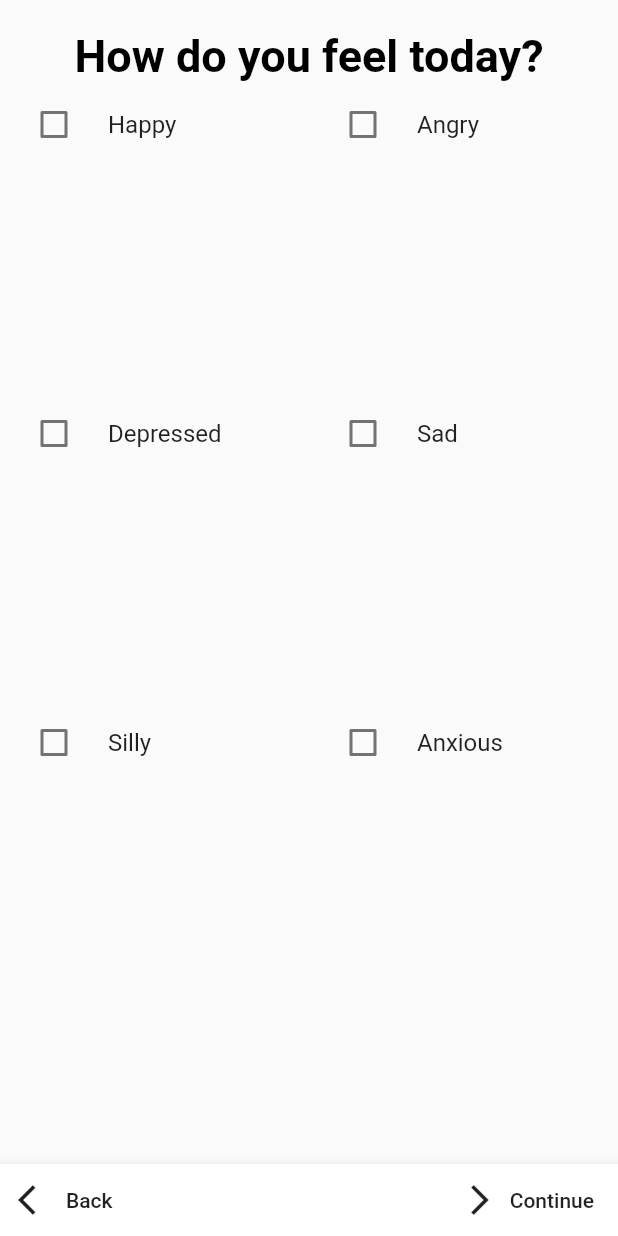
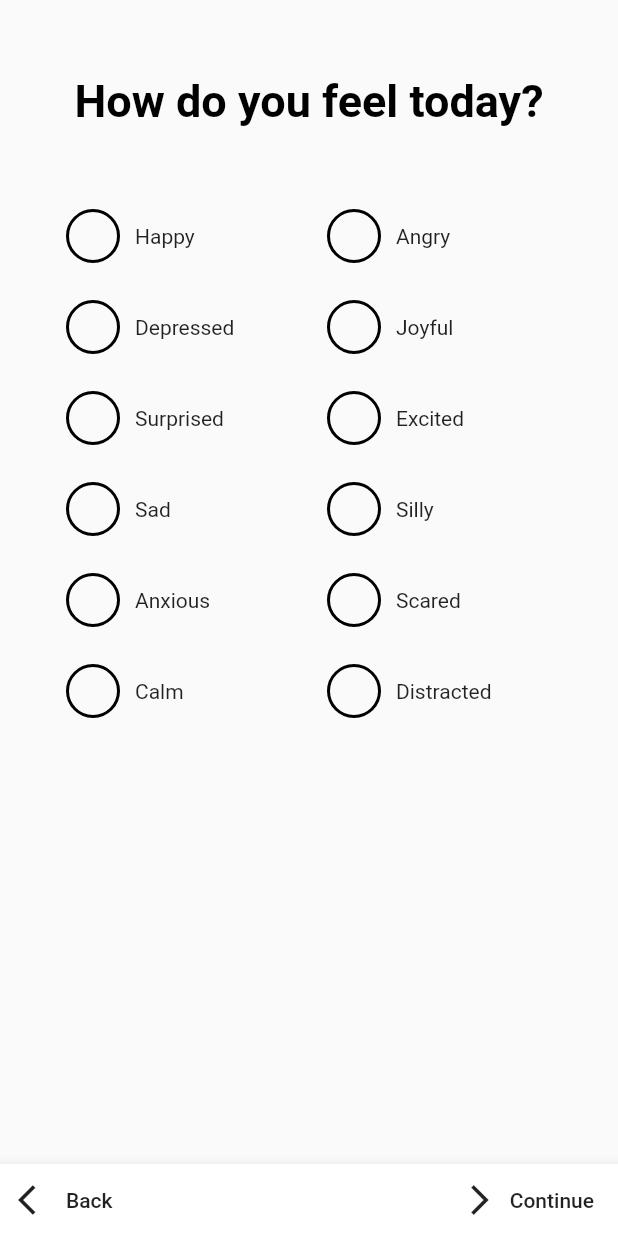
Before and after one commit to sfuentesbongenaar/shelter_in_place, a Flutter app: the Feelings screen opened directly, on a phone screen of 412 x 824 dp. Run offline on Flutter 3.47's test engine with Material 2 defaults, Android fonts, the phone set to English and light mode, and no system bars; our stand-ins replace shared_preferences; accounts and stored records are empty.

Commit message:
Rounded checkboxes for feelings question

```diff
--- a/i18n/en.json
+++ b/i18n/en.json
@@ -27,6 +27,12 @@
   "Sad": "Sad",
   "Silly": "Silly",
   "Anxious": "Anxious",
+  "Joyful": "Joyful",
+  "Surprised": "Surprised",
+  "Excited": "Excited",
+  "Scared": "Scared",
+  "Calm": "Calm",
+  "Distracted": "Distracted",
   "note today": "Add a note about today",
   "note today hint": "Today I...",
   "back": "Back"
--- a/lib/pages/questions/feelings.dart
+++ b/lib/pages/questions/feelings.dart
@@ -4,6 +4,7 @@ import 'package:flutter/material.dart';
 import 'package:provider/provider.dart';
 import 'package:shelter_in_place/models/day_model.dart';
 import 'package:shelter_in_place/pages/localization/localizations.dart';
+import 'package:shelter_in_place/pages/util/round_checkbox.dart';
 
 import 'my_bottom_bar.dart';
 import 'my_continue_button.dart';
@@ -24,27 +25,37 @@ class _FeelingsState extends State<Feelings> {
       "Happy",
       "Angry",
       "Depressed",
+      "Joyful",
+      "Surprised",
+      "Excited",
       "Sad",
       "Silly",
-      "Anxious"
+      "Anxious",
+      "Scared",
+      "Calm",
+      "Distracted"
     ];
     feelings.forEach((feeling) => answers.putIfAbsent(feeling, () => false));
 
-    GridView temp = GridView.count(
+    GridView tiles = GridView.count(
         // Create a grid with 2 columns
         crossAxisCount: 2,
+        childAspectRatio: 3,
+        padding: const EdgeInsets.all(4.0),
+        mainAxisSpacing: 4.0,
+        crossAxisSpacing: 4.0,
         // Generate 100 widgets that display their index in the List.
         children: feelings.map((String keyName) {
           return GridTile(
-              child: CheckboxListTile(
-            title: Text(AppLocalizations.of(context).translate(keyName)),
+              child: LabeledCheckbox(
+            label: AppLocalizations.of(context).translate(keyName),
+            padding: const EdgeInsets.symmetric(horizontal: 10.0),
             value: answers[keyName],
-            onChanged: (value) {
+            onChanged: (bool newValue) {
               setState(() {
-                answers.update(keyName, (e) => value);
+                answers.update(keyName, (e) => newValue);
               });
             },
-            controlAffinity: ListTileControlAffinity.leading,
           ));
         }).toList());
 
@@ -65,18 +76,22 @@ class _FeelingsState extends State<Feelings> {
               continueButton: continueButton,
             ),
             body: Center(
+              child: Padding(
+                  padding: EdgeInsets.fromLTRB(30, 50, 30, 0),
                   child: Column(children: <Widget>[
-                SizedBox(height: 20.0),
                     Text(
-                    AppLocalizations.of(context).translate('question feelings'),
+                        AppLocalizations.of(context)
+                            .translate('question feelings'),
                         textAlign: TextAlign.center,
                         style: TextStyle(
                           fontSize: 30.0,
                           fontWeight: FontWeight.bold,
                           color: Colors.black,
                         )),
-                new Flexible(child: temp)
-              ]),
+                    SizedBox(height: 40.0),
+                    new Flexible(              fit: FlexFit.tight,
+                        child: tiles)
+                  ])),
             )));
   }
 }
--- /dev/null
+++ b/lib/pages/util/round_checkbox.dart
@@ -0,0 +1,53 @@
+import 'package:flutter/material.dart';
+
+class LabeledCheckbox extends StatelessWidget {
+  const LabeledCheckbox({
+    this.label,
+    this.padding,
+    this.value,
+    this.onChanged,
+  });
+
+  final String label;
+  final EdgeInsets padding;
+  final bool value;
+  final Function onChanged;
+
+  @override
+  Widget build(BuildContext context) {
+    return InkWell(
+      onTap: () {
+        onChanged(!value);
+      },
+      child: Padding(
+        padding: padding,
+        child: Row(
+          children: <Widget>[
+            Container(
+              decoration: new BoxDecoration(
+                border: new Border.all(color: Colors.black, width: 2.0),
+                shape: BoxShape.circle,
+              ),
+              child: Padding(
+                padding: const EdgeInsets.all(6.0),
+                child: value
+                    ? Icon(
+                  Icons.check,
+                  size: 20.0,
+                  color: Colors.black,
+                )
+                    : Icon(
+                  Icons.check,
+                  size: 20.0,
+                  color: Colors.transparent, // Can't figure out how to do it more beautifully
+                )
+              ),
+            ),
+            SizedBox(width: 10.0),
+            Expanded(child: Text(label))
+          ],
+        ),
+      ),
+    );
+  }
+}
```
Lines whose indentation alone changed are shown as unchanged.
